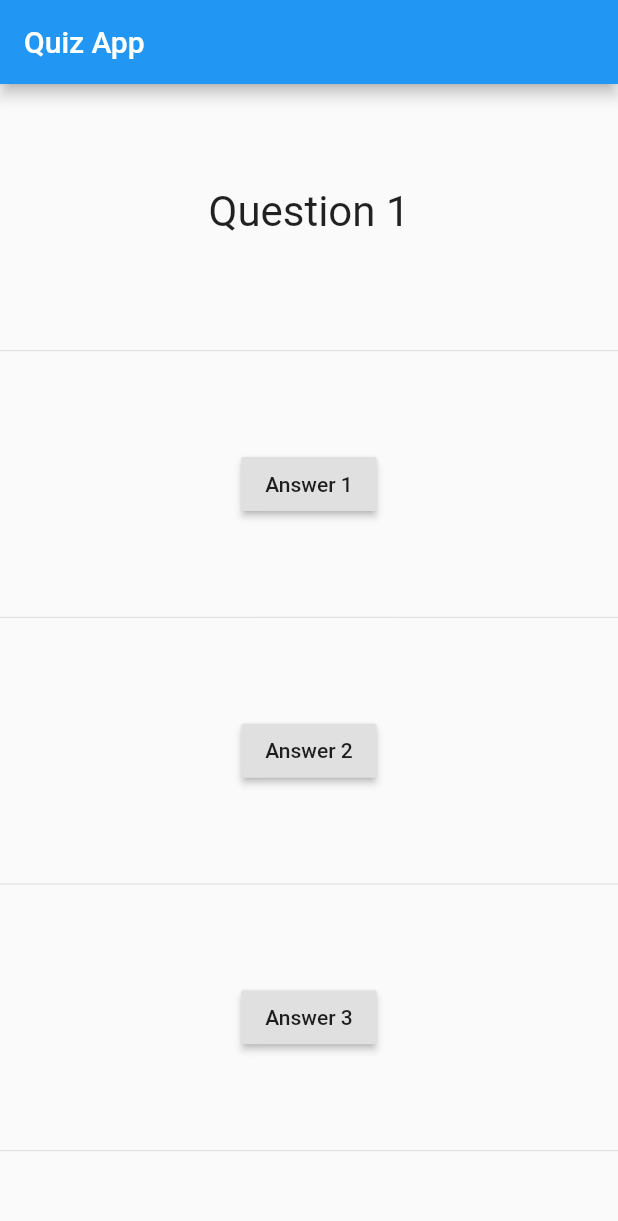
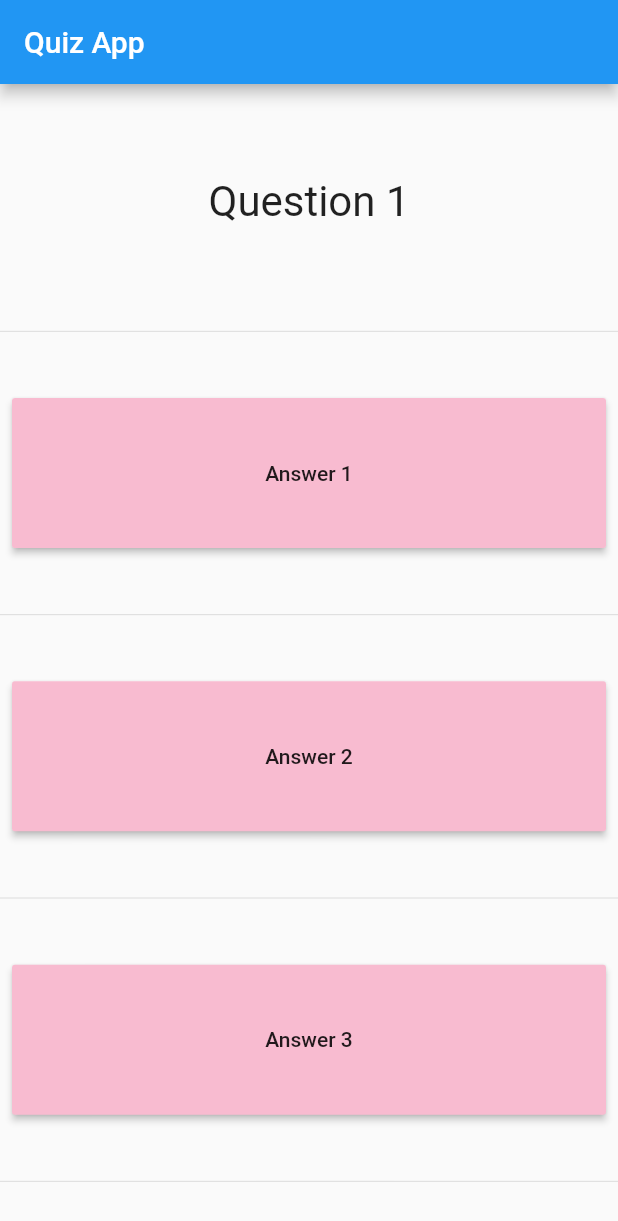
Before and after one commit to RavinderSokhal7/My_First_Flutter_App, a Flutter app: the screen it shows after launch, on a phone screen of 412 x 824 dp. Shown: the top 1221 px of the screen. Run offline on Flutter 3.47's test engine with Material 2 defaults, Android fonts, the phone set to English and light mode, and no system bars.

Commit message:
Adding Answers file

```diff
--- /dev/null
+++ b/lib/answers.dart
@@ -0,0 +1,24 @@
+import 'package:flutter/material.dart';
+
+class Answer extends StatelessWidget {
+  final Function handler;
+  final String ans;
+  Answer(this.handler,this.ans);
+
+  @override
+  Widget build(BuildContext context) {
+    return Padding(
+      padding: const EdgeInsets.all(8.0),
+      child: Container(
+        width: double.infinity,
+        height: 100,
+        child: RaisedButton(
+          color: Colors.pink[100],
+          splashColor: Colors.purple[200],
+          child: Text(ans),
+          onPressed: handler,
+        ),
+      ),
+    );
+  }
+}
--- a/lib/main.dart
+++ b/lib/main.dart
@@ -1,5 +1,6 @@
 import 'package:flutter/material.dart';
 import './questions.dart';
+import './answers.dart';
 
 // void main() {
 //   runApp(MyApp());
@@ -37,34 +38,13 @@ class _MyAppState extends State<MyApp> {
         body: Column(
           mainAxisAlignment: MainAxisAlignment.spaceEvenly,
           children: <Widget>[
-            Padding(
-              padding: const EdgeInsets.all(8.0),
-              child: Question(_questions[_questionIndex]),
-            ),
+            Question(_questions[_questionIndex]),
             Divider(),
-            Padding(
-              padding: const EdgeInsets.all(8.0),
-              child: RaisedButton(
-                child: Text("Answer 1"),
-                onPressed: _answerButtonPressed,
-              ),
-            ),
+            Answer(_answerButtonPressed, "Answer 1"),
             Divider(),
-            Padding(
-              padding: const EdgeInsets.all(8.0),
-              child: RaisedButton(
-                child: Text("Answer 2"),
-                onPressed: _answerButtonPressed,
-              ),
-            ),
+            Answer(_answerButtonPressed, "Answer 2"),
             Divider(),
-            Padding(
-              padding: const EdgeInsets.all(8.0),
-              child: RaisedButton(
-                child: Text("Answer 3"),
-                onPressed: _answerButtonPressed,
-              ),
-            ),
+            Answer(_answerButtonPressed, "Answer 3"),
             Divider(),
           ],
         ),
--- a/lib/questions.dart
+++ b/lib/questions.dart
@@ -2,15 +2,22 @@ import 'package:flutter/material.dart';
 
 class Question extends StatelessWidget {
   final String questionText;
-  Question(this.questionText );
+  Question(this.questionText);
 
   @override
   Widget build(BuildContext context) {
-    return ListTile(
-      title: Text(questionText,
-                  style: TextStyle(fontSize: 28),
-                  textAlign: TextAlign.center
-                  ),
+    return InkWell(
+      splashColor: Colors.lightBlue[100],
+      highlightColor: Colors.pink[100],
+      onTap: (){},
+      child: Container(
+        height: 100,
+        width: double.infinity,
+        child: Center(
+          child: Text(questionText,
+              style: TextStyle(fontSize: 28), textAlign: TextAlign.center),
+        ),
+      ),
     );
   }
 }
```
